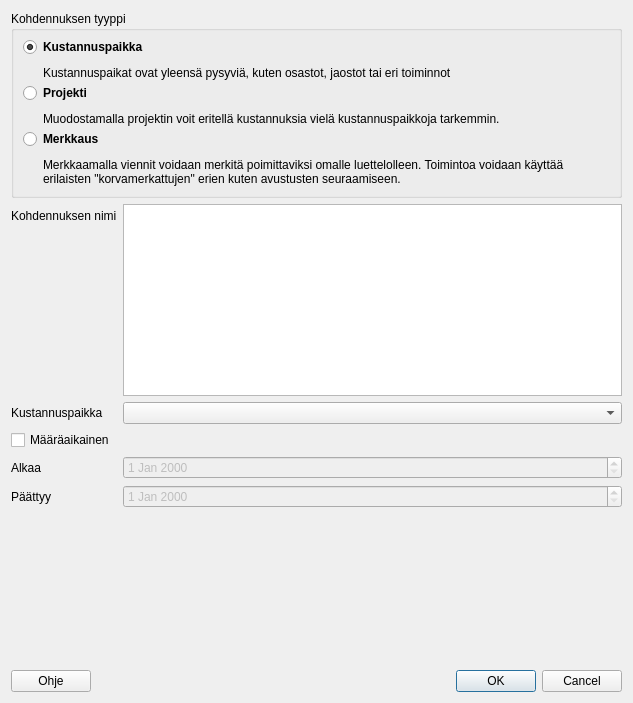
First picture: the form in kitupiikki/maaritys/kohdennusdialog.ui, repository artoh/kitupiikki, before the edit.
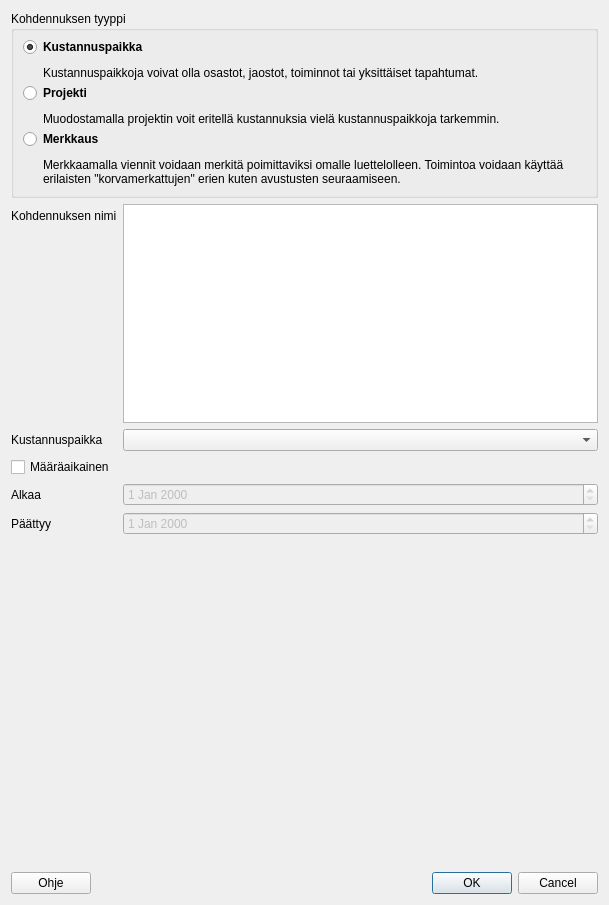
Second picture: the form after the edit. Icons and pictures are not drawn.

Diff of the .ui file:
```diff
--- a/kitupiikki/maaritys/kohdennusdialog.ui
+++ b/kitupiikki/maaritys/kohdennusdialog.ui
@@ -6,8 +6,8 @@
    <rect>
     <x>0</x>
     <y>0</y>
-    <width>633</width>
-    <height>703</height>
+    <width>609</width>
+    <height>905</height>
    </rect>
   </property>
   <property name="windowTitle">
@@ -37,7 +37,7 @@
       <item row="0" column="1">
        <widget class="QLabel" name="label_4">
         <property name="text">
-         <string>&lt;html&gt;&lt;head/&gt;&lt;body&gt;&lt;p&gt;&lt;span style=&quot; font-weight:600;&quot;&gt;Kustannuspaikka&lt;/span&gt;&lt;/p&gt;&lt;p&gt;Kustannuspaikat ovat yleensä pysyviä, kuten osastot, jaostot tai eri toiminnot&lt;/p&gt;&lt;/body&gt;&lt;/html&gt;</string>
+         <string>&lt;html&gt;&lt;head/&gt;&lt;body&gt;&lt;p&gt;&lt;span style=&quot; font-weight:600;&quot;&gt;Kustannuspaikka&lt;/span&gt;&lt;/p&gt;&lt;p&gt;Kustannuspaikkoja voivat olla osastot, jaostot, toiminnot tai yksittäiset tapahtumat.&lt;/p&gt;&lt;/body&gt;&lt;/html&gt;</string>
         </property>
         <property name="wordWrap">
          <bool>true</bool>
```
